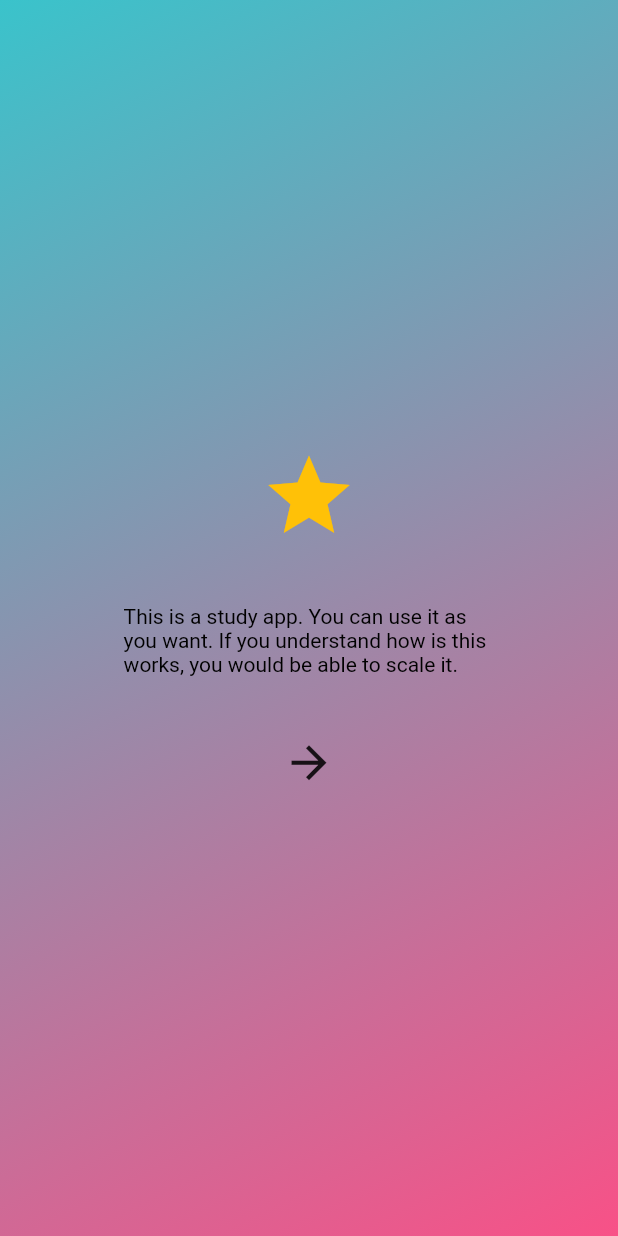
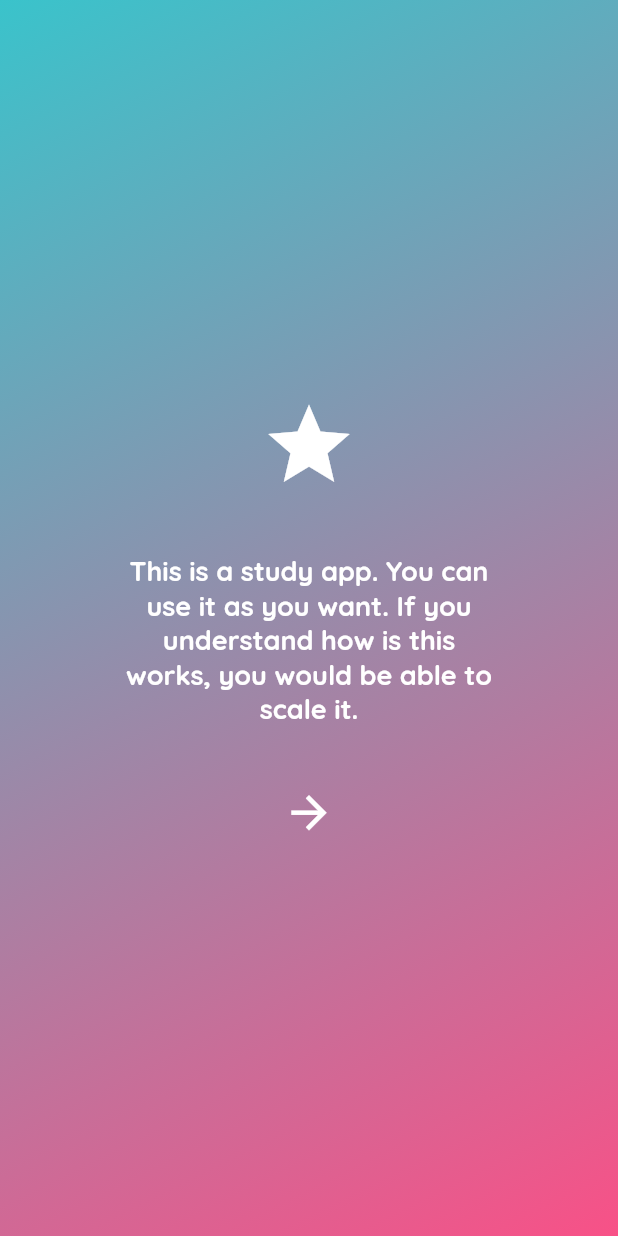
Before and after one commit to banku27/Study_App_Firebase, a Flutter app: the screen it shows after launch, on a phone screen of 412 x 824 dp. Run offline on Flutter 3.47's test engine with Material 2 defaults, Android fonts, the phone set to English and light mode, and no system bars; our stand-ins replace cloud_firestore, firebase_core, get, google_fonts; accounts and stored records are empty; project files that could hold a hidden picture were left out.

Commit message:
dark and light theme

```diff
--- a/lib/configs/themes/app_colors.dart
+++ b/lib/configs/themes/app_colors.dart
@@ -2,6 +2,8 @@ import 'package:flutter/material.dart';
 import 'package:study_app_firebase/configs/themes/app_dark_theme.dart';
 import 'package:study_app_firebase/configs/themes/app_light_theme.dart';
 import 'package:study_app_firebase/configs/themes/ui_parameters.dart';
+
+const Color onSurfaceTextColor = Colors.white;
 
 const mainGradientLight = LinearGradient(
   begin: Alignment.topLeft,
--- a/lib/configs/themes/app_light_theme.dart
+++ b/lib/configs/themes/app_light_theme.dart
@@ -1,4 +1,19 @@
-import 'package:flutter/cupertino.dart';
+import 'package:flutter/material.dart';
+import 'package:study_app_firebase/configs/themes/sub_theme_data_mixin.dart';
 
 const Color primaryLightColorLight = Color(0xff3ac3cb);
 const Color primaryColorLight = Color(0xfff85187);
+const Color mainTextColorLight = Color.fromARGB(255, 40, 40, 40);
+
+class LightTheme with SubThemeData {
+  buildLightTheme() {
+    final ThemeData systemLightTheme = ThemeData.light();
+    return systemLightTheme.copyWith(
+      iconTheme: getIconTheme(),
+      textTheme: getTextThemes().apply(
+        bodyColor: mainTextColorLight,
+        displayColor: mainTextColorLight,
+      ),
+    );
+  }
+}
--- /dev/null
+++ b/lib/configs/themes/sub_theme_data_mixin.dart
@@ -0,0 +1,22 @@
+import 'package:flutter/material.dart';
+import 'package:google_fonts/google_fonts.dart';
+import 'package:study_app_firebase/configs/themes/app_colors.dart';
+
+mixin SubThemeData {
+  TextTheme getTextThemes() {
+    return GoogleFonts.quicksandTextTheme(
+      const TextTheme(
+        bodyText1: TextStyle(
+          fontWeight: FontWeight.w400,
+        ),
+        bodyText2: TextStyle(
+          fontWeight: FontWeight.w400,
+        ),
+      ),
+    );
+  }
+
+  IconThemeData getIconTheme() {
+    return const IconThemeData(color: onSurfaceTextColor, size: 16);
+  }
+}
--- a/lib/main.dart
+++ b/lib/main.dart
@@ -3,6 +3,7 @@ import 'package:flutter/material.dart';
 import 'package:get/get.dart';
 import 'package:study_app_firebase/app_routes..dart';
 import 'package:study_app_firebase/bindings/initial_bindings.dart';
+import 'package:study_app_firebase/configs/themes/app_light_theme.dart';
 import 'package:study_app_firebase/data_uploader_screen.dart';
 import 'package:study_app_firebase/firebase_options.dart';
 import 'package:study_app_firebase/screens/introduction/introduction.dart';
@@ -20,6 +21,7 @@ class MyApp extends StatelessWidget {
   @override
   Widget build(BuildContext context) {
     return GetMaterialApp(
+      theme: LightTheme().buildLightTheme(),
       getPages: AppRoutes.routes(),
       debugShowCheckedModeBanner: false,
       // home: const AppIntroductionScreen(),
--- a/lib/screens/introduction/introduction.dart
+++ b/lib/screens/introduction/introduction.dart
@@ -22,14 +22,18 @@ class AppIntroductionScreen extends StatelessWidget {
               Icon(
                 Icons.star,
                 size: 65,
-                color: Colors.amber,
+                // color: Colors.amber,
               ),
               SizedBox(
                 height: 40,
               ),
               Text(
                 'This is a study app. You can use it as you want. If you understand how is this works, you would be able to scale it.',
-                style: TextStyle(color: Colors.black),
+                textAlign: TextAlign.center,
+                style: TextStyle(
+                    fontSize: 18,
+                    color: onSurfaceTextColor,
+                    fontWeight: FontWeight.bold),
               ),
               SizedBox(
                 height: 40,
--- a/pubspec.yaml
+++ b/pubspec.yaml
@@ -39,6 +39,7 @@ dependencies:
   cloud_firestore: ^3.4.4
   firebase_storage: ^10.3.5
   get: ^4.6.5
+  google_fonts: ^3.0.1
 
 dev_dependencies:
   flutter_test:
```
Also changed, not shown: lib/configs/themes/app_dark_theme.dart (+16 -1 lines), pubspec.lock, 1 other file.
